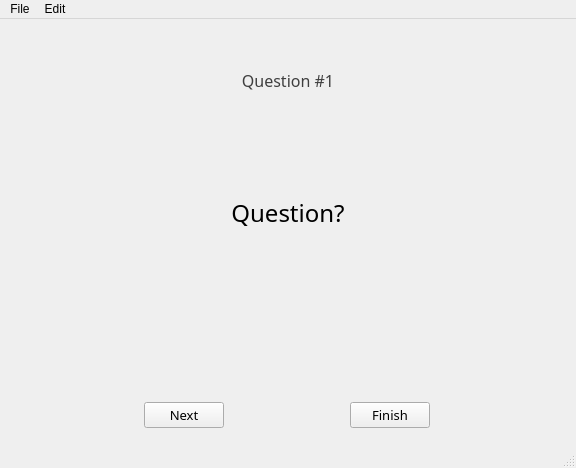
IU-IPOD-F20/map-projects-team-7, file f20_map_quizgame/ui/mainwindow.ui: the form before one commit.
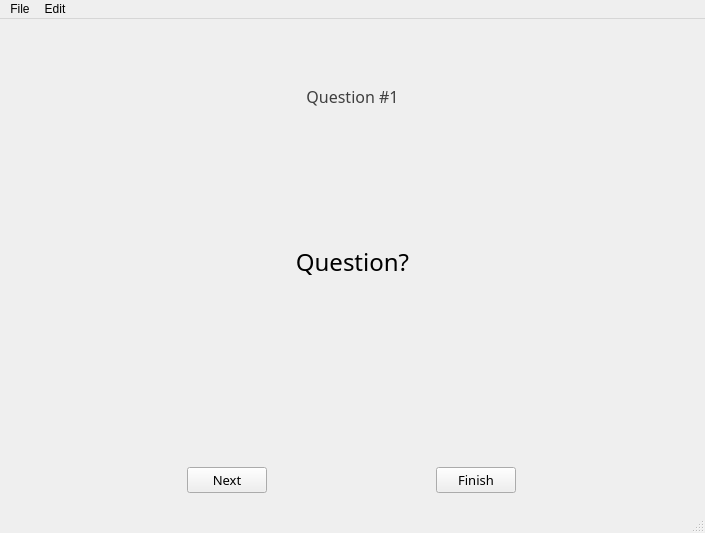
The form after the commit. The open tabs and pages were chosen to show the change.

The edit to the form file:
```diff
--- a/f20_map_quizgame/ui/mainwindow.ui
+++ b/f20_map_quizgame/ui/mainwindow.ui
@@ -6,8 +6,8 @@
    <rect>
     <x>0</x>
     <y>0</y>
-    <width>576</width>
-    <height>468</height>
+    <width>705</width>
+    <height>533</height>
    </rect>
   </property>
   <property name="windowTitle">
@@ -17,6 +17,12 @@
    <locale language="English" country="UnitedStates"/>
   </property>
   <widget class="QWidget" name="centralwidget">
+   <property name="sizePolicy">
+    <sizepolicy hsizetype="Maximum" vsizetype="Maximum">
+     <horstretch>0</horstretch>
+     <verstretch>0</verstretch>
+    </sizepolicy>
+   </property>
    <property name="locale">
     <locale language="English" country="UnitedStates"/>
    </property>
@@ -398,11 +404,14 @@
         <item>
          <layout class="QHBoxLayout" name="layout_answers">
           <property name="spacing">
-           <number>10</number>
+           <number>25</number>
           </property>
           <property name="leftMargin">
            <number>50</number>
           </property>
+          <property name="rightMargin">
+           <number>25</number>
+          </property>
           <property name="bottomMargin">
            <number>50</number>
           </property>
@@ -548,7 +557,7 @@
     <rect>
      <x>0</x>
      <y>0</y>
-     <width>576</width>
+     <width>705</width>
      <height>25</height>
     </rect>
    </property>
```
Left out of the diff: 3 changed lines with no effect on the pictures.
